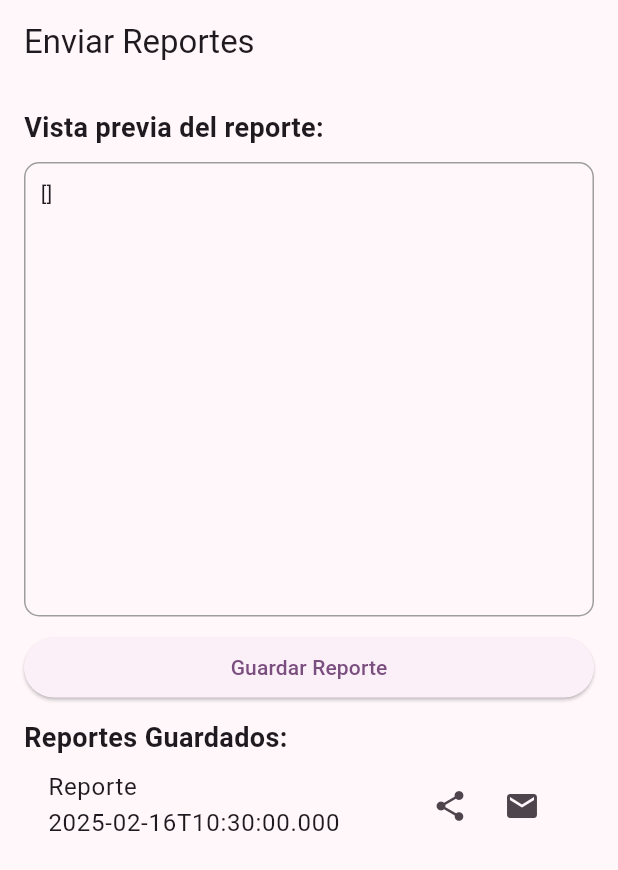
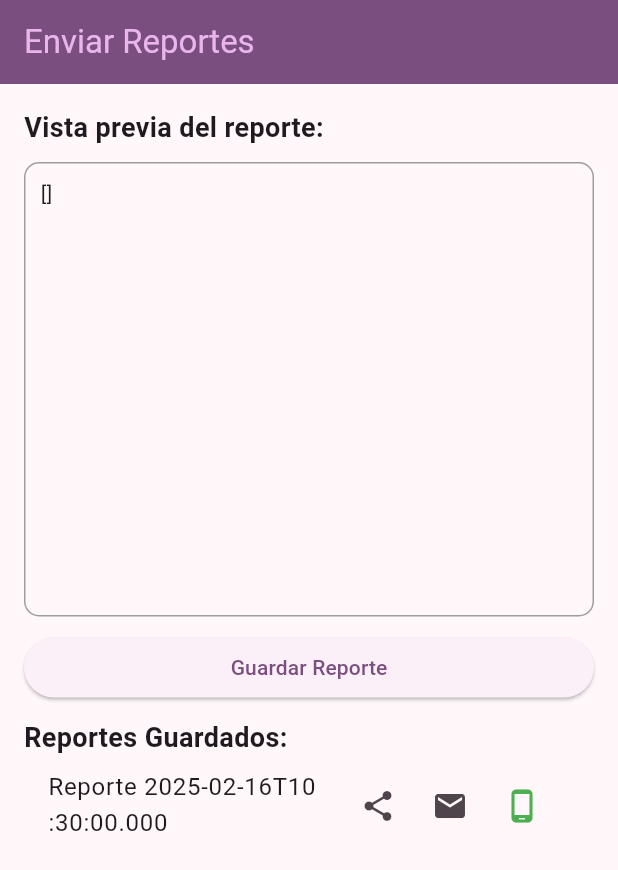
Before and after one commit to RiosHectorM/demo_app, a Flutter app: the EnviarReportesScreen screen opened by its route, after a tap on "Guardar Reporte", on a phone screen of 412 x 824 dp. Shown: the top 870 px of the screen. Run offline on Flutter 3.47's test engine with Material 3 defaults, Android fonts, the phone set to English and light mode, and no system bars; our stand-ins replace animate_do, dio, flutter_login, flutter_map, go_router, hive and 3 more; accounts and stored records are empty; generated files the repository leaves out were written again.

Commit message:
'Reportes Whatsapp ok'

```diff
--- a/lib/presentation/screens/send_info/enviar_reportes_screen.dart
+++ b/lib/presentation/screens/send_info/enviar_reportes_screen.dart
@@ -87,10 +87,32 @@ class _EnviarReportesScreenState extends State<EnviarReportesScreen> {
     }
   }
 
+  Future<void> _compartirPorWhatsapp(String clave) async {
+    var reportesBox = await Hive.openBox('reportes');
+    String reporteJson = reportesBox.get(clave);
+
+    String mensaje = "Reporte de Ventas:\n$reporteJson";
+    String url =
+        "https://wa.me/5493517739781?text=${Uri.encodeComponent(mensaje)}";
+
+    if (await canLaunchUrl(Uri.parse(url))) {
+      await launchUrl(Uri.parse(url));
+      var ventasBox = await Hive.openBox('ventas');
+      await ventasBox.clear();
+    } else {
+      print("No se pudo abrir WhatsApp");
+    }
+  }
+
   @override
   Widget build(BuildContext context) {
+    final colors = Theme.of(context).colorScheme;
     return Scaffold(
-      appBar: AppBar(title: Text("Enviar Reportes")),
+      appBar: AppBar(
+        title: Text("Enviar Reportes",
+            style: TextStyle(color: colors.inversePrimary)),
+        backgroundColor: colors.primary,
+      ),
       body: Padding(
         padding: const EdgeInsets.all(16.0),
         child: Column(
@@ -137,6 +159,11 @@ class _EnviarReportesScreenState extends State<EnviarReportesScreen> {
                           icon: Icon(Icons.email),
                           onPressed: () => _enviarPorEmailYEliminar(clave),
                         ),
+                        IconButton(
+                          icon: Icon(Icons.phone_android_outlined,
+                              color: Colors.green),
+                          onPressed: () => _compartirPorWhatsapp(clave),
+                        ),
                       ],
                     ),
                   );
```
